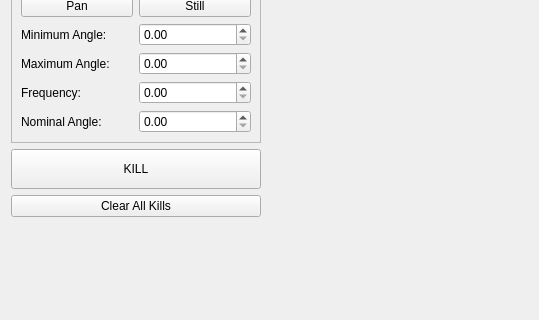
Qt form uf_rqt_plugins/src/uf_rqt_plugins/propagatorgui.ui (uf-mil-archive/software-common) before a commit; both pictures show x 0 to 539 and y 242 to 562 of the 1167 by 780 pixel window.
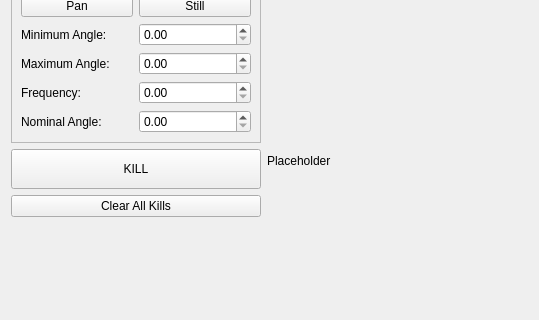
The same form after that commit.

Commit message: PROPAGATOR_GUI: Add a placeholder

What changed in the file:
```diff
--- a/uf_rqt_plugins/src/uf_rqt_plugins/propagatorgui.ui
+++ b/uf_rqt_plugins/src/uf_rqt_plugins/propagatorgui.ui
@@ -264,7 +264,7 @@
     </layout>
    </item>
    <item>
-    <layout class="QVBoxLayout" name="verticalLayout_2" stretch="0,0">
+    <layout class="QVBoxLayout" name="verticalLayout_2" stretch="0,1">
      <item>
       <layout class="QHBoxLayout" name="horizontalLayout_5">
        <item>
@@ -325,17 +325,11 @@
       </layout>
      </item>
      <item>
-      <spacer name="verticalSpacer">
-       <property name="orientation">
-        <enum>Qt::Vertical</enum>
+      <widget class="QLabel" name="placeholder_label">
+       <property name="text">
+        <string>Placeholder</string>
        </property>
-       <property name="sizeHint" stdset="0">
-        <size>
-         <width>20</width>
-         <height>40</height>
-        </size>
-       </property>
-      </spacer>
+      </widget>
      </item>
     </layout>
    </item>
```
The commit also changes 2 other files.
